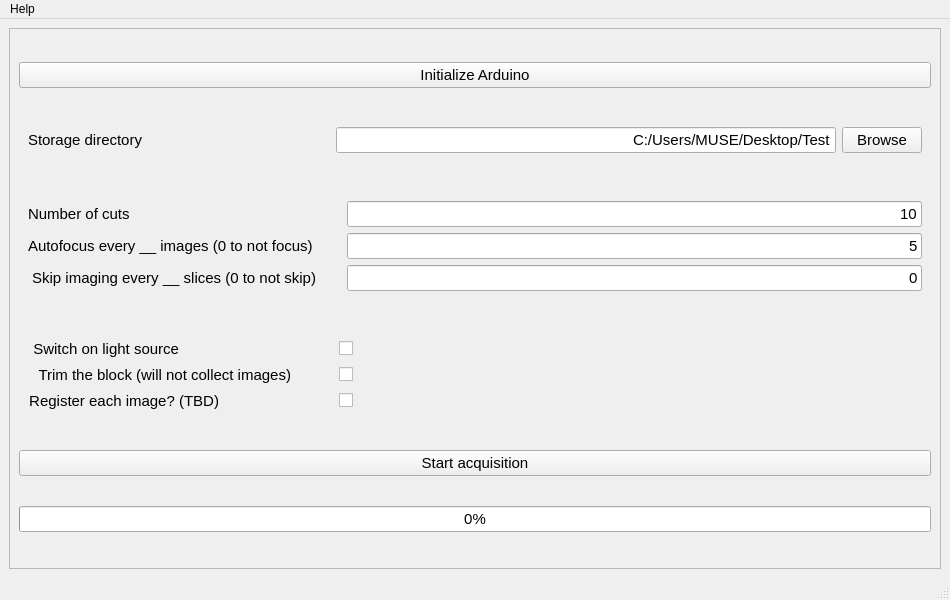
Qt form mainwindow.ui (ckolluru/3D-MUSE-acquire) before a commit.
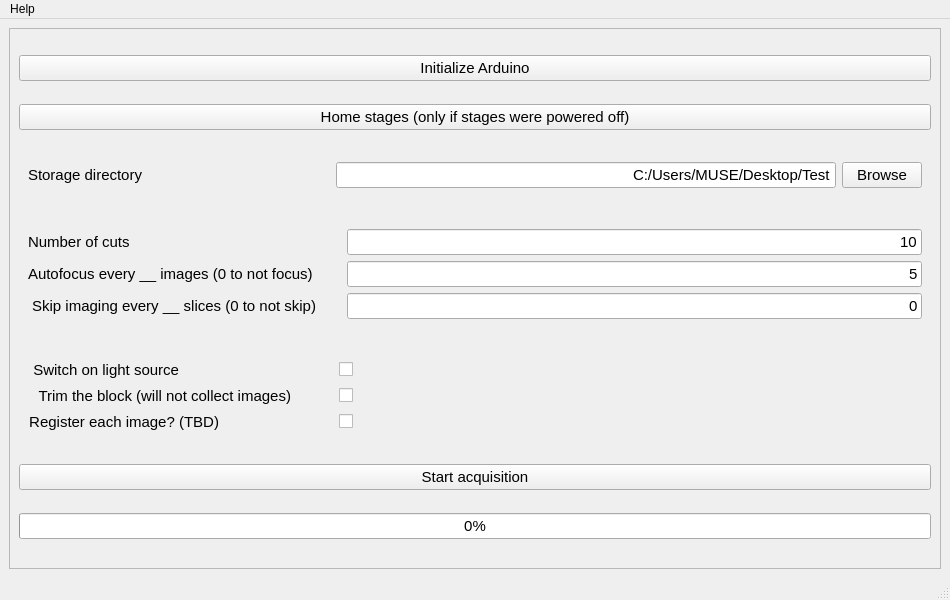
The same form after that commit.

Commit message: Adding a home button option, setting core timeout from the script, other misc.

```diff
--- a/mainwindow.ui
+++ b/mainwindow.ui
@@ -72,6 +72,21 @@
           </property>
          </widget>
         </item>
+        <item>
+         <widget class="QPushButton" name="homeStagesPushButton">
+          <property name="font">
+           <font>
+            <family>Segoe UI</family>
+            <pointsize>11</pointsize>
+            <weight>50</weight>
+            <bold>false</bold>
+           </font>
+          </property>
+          <property name="text">
+           <string>Home stages (only if stages were powered off)</string>
+          </property>
+         </widget>
+        </item>
         <item>
          <widget class="QWidget" name="widget_2" native="true">
           <property name="sizePolicy">
```
Left out of the diff: 17 changed lines with no effect on the pictures. The commit also changes 3 other files.
